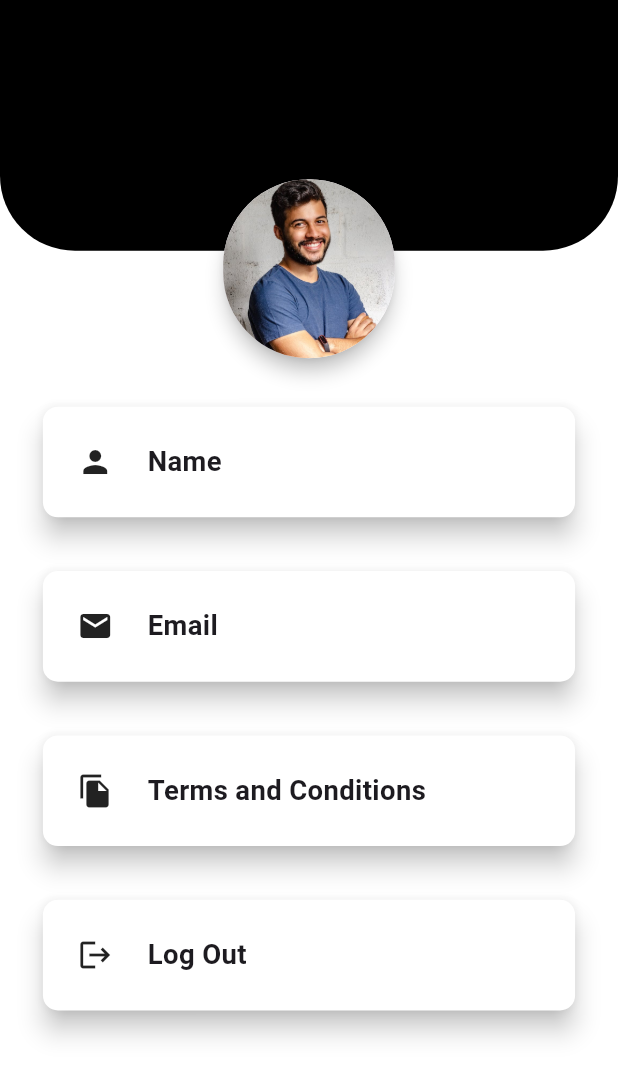
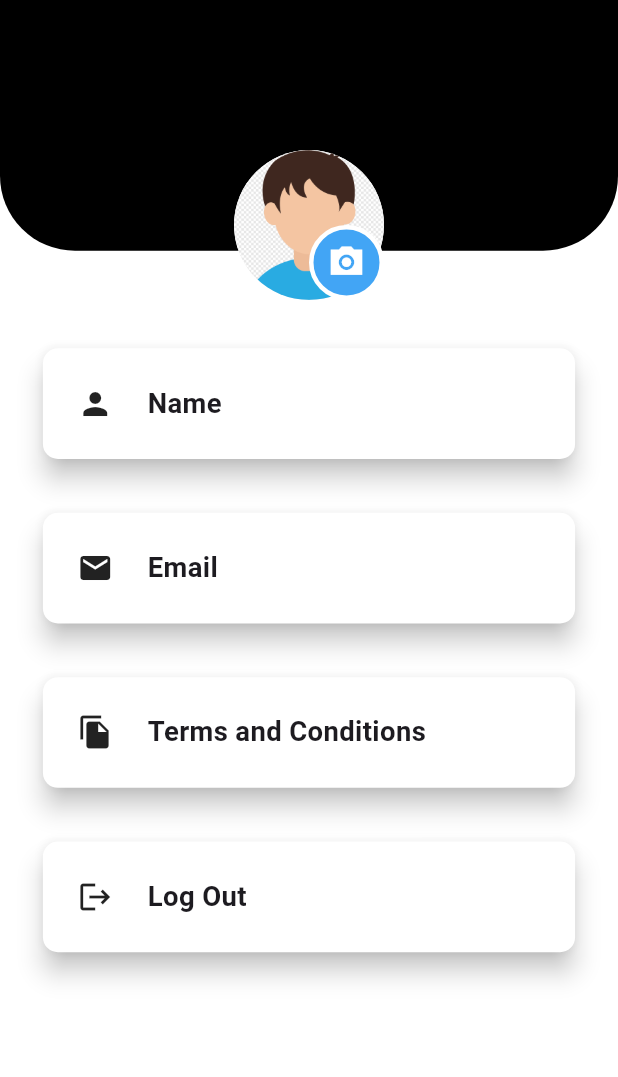
Before and after one commit to abdelhamiddsalah/managmentSys, a Flutter app: the ProfileViewBody screen opened directly, on a phone screen of 412 x 824 dp. Shown: the top 1077 px of the screen. Run offline on Flutter 3.47's test engine with Material 3 defaults, Android fonts, the phone set to English and light mode, and no system bars; our stand-ins replace bloc, cloud_firestore, curved_navigation_bar, firebase_auth, firebase_core, flutter_bloc and 5 more; accounts and stored records are empty.

Commit message:
profilepic

```diff
--- a/lib/features/authentication/logic/cubit/signup_cubit.dart
+++ b/lib/features/authentication/logic/cubit/signup_cubit.dart
@@ -2,6 +2,7 @@ import 'package:bloc/bloc.dart';
 import 'package:firebase_auth/firebase_auth.dart';
 import 'package:flutter/material.dart';
 import 'package:flutter_easyloading/flutter_easyloading.dart';
+import 'package:image_picker/image_picker.dart';
 import 'package:shared_preferences/shared_preferences.dart';
 
 part 'signup_state.dart';
@@ -13,6 +14,12 @@ class SignupCubit extends Cubit<SignupState> {
   final TextEditingController nameController = TextEditingController();
   final TextEditingController emailController = TextEditingController();
   final TextEditingController passwordController = TextEditingController();
+  XFile? profilePic;
+
+  uploadprofilepic(XFile image){
+    profilePic=image;
+    emit(uploasProfilepic());
+  }
 
   Future<void> signup() async {
     if (formKey.currentState?.validate() ?? false) {
--- a/lib/features/authentication/logic/cubit/signup_state.dart
+++ b/lib/features/authentication/logic/cubit/signup_state.dart
@@ -1,3 +1,5 @@
+// ignore_for_file: camel_case_types
+
 part of 'signup_cubit.dart';
 
 @immutable
@@ -6,7 +8,7 @@ abstract class SignupState {}
 class SignupInitial extends SignupState {}
 
 class SignupLoading extends SignupState {}
-
+class uploasProfilepic extends SignupState {}
 class SignupSuccess extends SignupState {
   final User user;
   SignupSuccess({required this.user, required String name});
--- /dev/null
+++ b/lib/features/authentication/ui/widgets/pickerImage.dart
@@ -0,0 +1,62 @@
+// ignore_for_file: file_names
+
+import 'dart:io';
+
+import 'package:flutter/material.dart';
+import 'package:flutter_bloc/flutter_bloc.dart';
+import 'package:image_picker/image_picker.dart';
+import 'package:managerestaurent/features/authentication/logic/cubit/signup_cubit.dart';
+
+class Pickerimage extends StatelessWidget {
+  const Pickerimage({super.key});
+
+  @override
+  Widget build(BuildContext context) {
+    return BlocConsumer<SignupCubit, SignupState>(
+      listener: (context, state) {},
+      builder: (context, state) {
+        return SizedBox(
+          height: 100,
+          width: 100,
+          child:context.read<SignupCubit>().profilePic==null? CircleAvatar(
+            backgroundColor: Colors.grey.shade200,
+            backgroundImage: AssetImage(
+                'assets/images/png-transparent-avatar-boy-cheerful-mark-avatar-vol-2-icon.png'),
+            child: Stack(
+              children: [
+                Positioned(
+                    bottom: 0,
+                    right: 0,
+                    child: GestureDetector(
+                      onTap: () async {},
+                      child: Container(
+                        height: 50,
+                        width: 50,
+                        decoration: BoxDecoration(
+                          color: Colors.blue.shade400,
+                          borderRadius: BorderRadius.circular(25),
+                          border: Border.all(width: 3, color: Colors.white),
+                        ),
+                        child: GestureDetector(
+                            onTap: () {
+                              ImagePicker()
+                                  .pickImage(source: ImageSource.gallery)
+                                  .then(
+                                    (value) => context.read<SignupCubit>().uploadprofilepic(value!),
+                                  );
+                            },
+                            child: Icon(
+                              Icons.camera_alt_sharp,
+                              color: Colors.white,
+                              size: 25,
+                            )),
+                      ),
+                    ))
+              ],
+            ),
+          ): CircleAvatar(backgroundImage: FileImage(File(context.read<SignupCubit>().profilePic!.path)),)
+        );
+      },
+    );
+  }
+}
--- a/lib/features/authentication/ui/widgets/profile_view_body.dart
+++ b/lib/features/authentication/ui/widgets/profile_view_body.dart
@@ -6,6 +6,7 @@ import 'package:flutter_screenutil/flutter_screenutil.dart';
 import 'package:managerestaurent/features/authentication/logic/cubit/signup_cubit.dart';
 import 'package:managerestaurent/features/authentication/ui/login_view.dart';
 import 'package:managerestaurent/features/authentication/ui/widgets/ProfileDetailCard.dart';
+import 'package:managerestaurent/features/authentication/ui/widgets/pickerImage.dart';
 
 class ProfileViewBody extends StatelessWidget {
   const ProfileViewBody({super.key});
@@ -20,12 +21,10 @@ class ProfileViewBody extends StatelessWidget {
 
           String userName = 'No Name';
           String userEmail = 'No Email';
-          String? userPhoto;
 
           if (state is SignupSuccess) {
             userName = state.user.displayName ?? 'No Name';
             userEmail = state.user.email ?? 'No Email';
-            userPhoto = state.user.photoURL;
           }
 
           return Scaffold(
@@ -49,29 +48,9 @@ class ProfileViewBody extends StatelessWidget {
                       Align(
                         alignment: Alignment.center,
                         child: Padding(
-                          padding: EdgeInsets.only(top: 100.h),
-                          child: Material(
-                            borderRadius: BorderRadius.circular(60),
-                            elevation: 5,
-                            child: ClipRRect(
-                              borderRadius: BorderRadius.circular(60),
-                              child: userPhoto != null
-                                  ? Image.network(
-                                      userPhoto,
-                                      width: 100.w,
-                                      height: 100.h,
-                                      fit: BoxFit.cover,
-                                    )
-                                  : Image.asset(
-                                      'assets/images/boy.jpg',
-                                      width: 100.w,
-                                      height: 100.h,
-                                      fit: BoxFit.cover,
-                                    ),
-                            ),
-                          ),
-                        ),
-                      ),
+                          padding: const EdgeInsets.only(top: 100),
+                          child: Pickerimage(),
+                        )),
                       Padding(
                         padding: EdgeInsets.only(top: 40.h),
                         child: Row(
--- a/pubspec.yaml
+++ b/pubspec.yaml
@@ -53,6 +53,7 @@ dependencies:
   supabase: ^2.6.0
   file_picker: ^8.1.4
   get_it: ^8.0.2
+  image_picker: ^1.1.2
 
 dev_dependencies:
   flutter_test:
```
Also changed, not shown: assets/images/png-transparent-avatar-boy-cheerful-mark-avatar-vol-2-icon.png (added), pubspec.lock, 5 other files.
